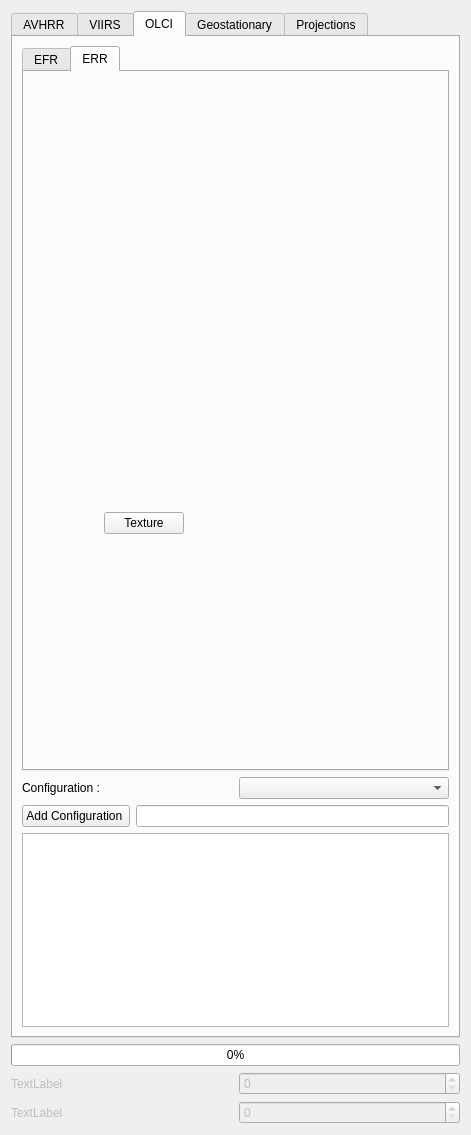
Above: core/formtoolbox.ui from hvanruys/EUMETCastView before the change. Below: the same form after it.
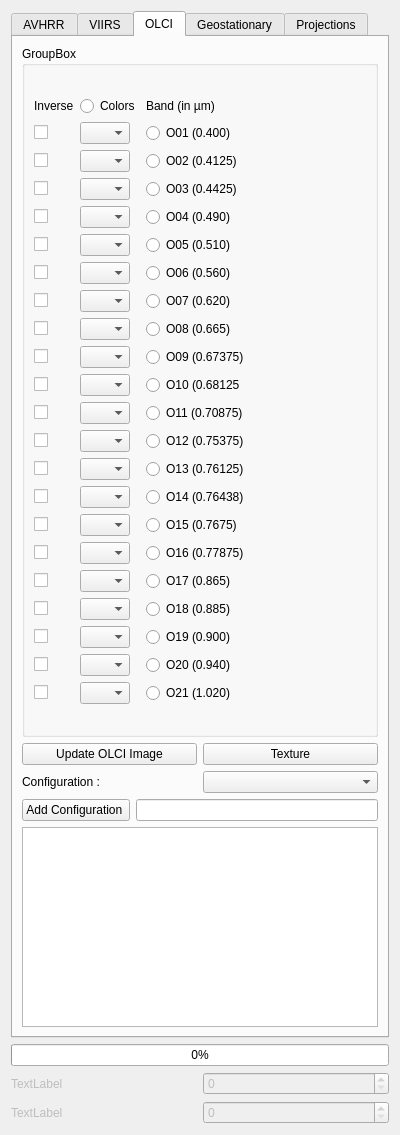
That is the form after the change. The open tabs and pages were chosen to show the change. Custom widgets are drawn as their Qt base class.

Commit message: Added Sentinel-3 ERR images

The edit to the form file:
```diff
--- a/core/formtoolbox.ui
+++ b/core/formtoolbox.ui
@@ -9,7 +9,7 @@
    <rect>
     <x>0</x>
     <y>0</y>
-    <width>471</width>
+    <width>400</width>
     <height>1135</height>
    </rect>
   </property>
@@ -2152,25 +2152,15 @@
       <attribute name="title">
        <string>OLCI</string>
       </attribute>
-      <layout class="QVBoxLayout" name="verticalLayout_19">
-       <item>
-        <widget class="QTabWidget" name="tabWidgetOLCI">
-         <property name="currentIndex">
-          <number>0</number>
-         </property>
-         <widget class="QWidget" name="tabOLCIEFR">
-          <attribute name="title">
-           <string>EFR</string>
-          </attribute>
           <layout class="QVBoxLayout" name="verticalLayout_21">
            <item>
             <widget class="QGroupBox" name="groupBox_2">
              <property name="title">
-              <string>Select Band</string>
-             </property>
-             <layout class="QVBoxLayout" name="verticalLayout_23">
+          <string>GroupBox</string>
+         </property>
+         <layout class="QVBoxLayout" name="verticalLayout_19">
               <item>
-               <layout class="QGridLayout" name="gridLayout_6">
+           <layout class="QGridLayout" name="gridLayout_7">
                 <item row="10" column="0">
                  <widget class="QCheckBox" name="chkInverseOLCIefr10">
                   <property name="text">
@@ -2712,7 +2702,7 @@
              <item>
               <widget class="QPushButton" name="btnUpdateOLCIefrImage">
                <property name="text">
-                <string>Update OLCI efr Image</string>
+            <string>Update OLCI Image</string>
                </property>
               </widget>
              </item>
@@ -2725,28 +2715,6 @@
              </item>
             </layout>
            </item>
-          </layout>
-         </widget>
-         <widget class="QWidget" name="tabOLCIerr">
-          <attribute name="title">
-           <string>ERR</string>
-          </attribute>
-          <widget class="QPushButton" name="btnTextureOLCIerr">
-           <property name="geometry">
-            <rect>
-             <x>80</x>
-             <y>440</y>
-             <width>80</width>
-             <height>22</height>
-            </rect>
-           </property>
-           <property name="text">
-            <string>Texture</string>
-           </property>
-          </widget>
-         </widget>
-        </widget>
-       </item>
        <item>
         <layout class="QHBoxLayout" name="horizontalLayout_72">
          <item>
```
Left out of the diff: 147 changed lines with no effect on the pictures. Lines whose indentation alone changed are shown as unchanged. The commit also changes 36 other files.
